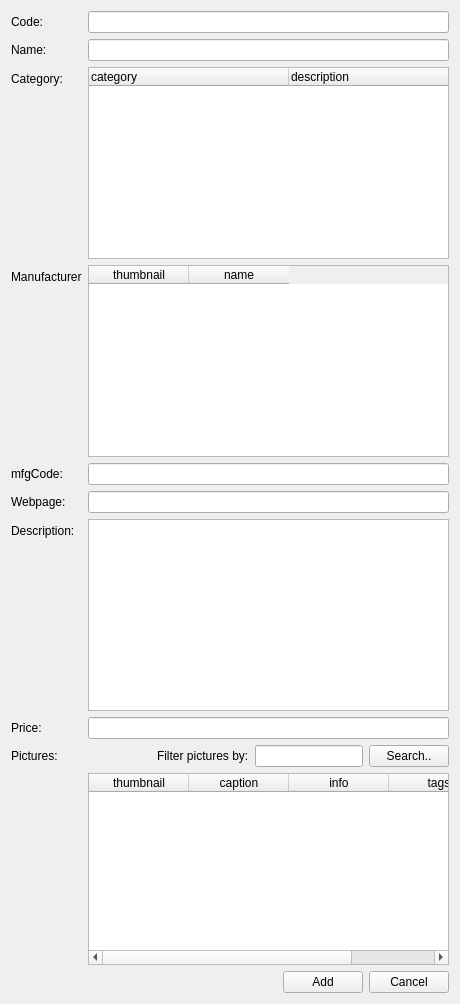
Above: qt/apps/configurator/forms/component_add.ui from Wolframe/qtClient before the change. Below: the same form after it.
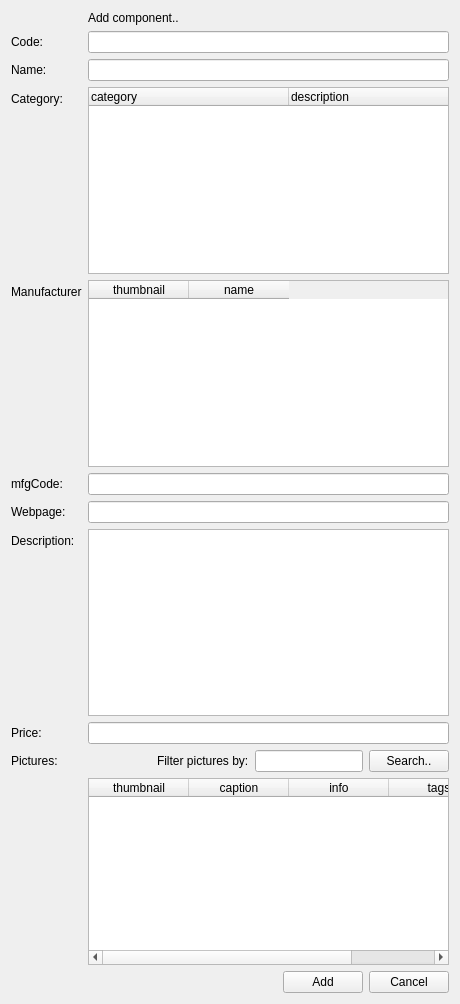
That is the form after the change. Icons and pictures are not drawn.

```diff
--- a/qt/apps/configurator/forms/component_add.ui
+++ b/qt/apps/configurator/forms/component_add.ui
@@ -17,7 +17,7 @@
    <property name="fieldGrowthPolicy">
     <enum>QFormLayout::AllNonFixedFieldsGrow</enum>
    </property>
-   <item row="0" column="0">
+   <item row="1" column="0">
     <widget class="QLabel" name="label_code">
      <property name="text">
       <string>Code:</string>
@@ -27,14 +27,14 @@
      </property>
     </widget>
    </item>
-   <item row="0" column="1">
+   <item row="1" column="1">
     <widget class="QLineEdit" name="code">
      <property name="initialFocus" stdset="0">
       <bool>true</bool>
      </property>
     </widget>
    </item>
-   <item row="1" column="0">
+   <item row="2" column="0">
     <widget class="QLabel" name="label_name">
      <property name="text">
       <string>Name:</string>
@@ -44,10 +44,10 @@
      </property>
     </widget>
    </item>
-   <item row="1" column="1">
+   <item row="2" column="1">
     <widget class="QLineEdit" name="name"/>
    </item>
-   <item row="2" column="0">
+   <item row="3" column="0">
     <widget class="QLabel" name="label_category">
      <property name="text">
       <string>Category:</string>
@@ -57,7 +57,7 @@
      </property>
     </widget>
    </item>
-   <item row="2" column="1">
+   <item row="3" column="1">
     <widget class="QTreeWidget" name="category">
      <property name="selectionMode">
       <enum>QAbstractItemView::SingleSelection</enum>
@@ -89,7 +89,7 @@
      </column>
     </widget>
    </item>
-   <item row="3" column="0">
+   <item row="4" column="0">
     <widget class="QLabel" name="label_manufacturer">
      <property name="text">
       <string>Manufacturer</string>
@@ -99,7 +99,7 @@
      </property>
     </widget>
    </item>
-   <item row="3" column="1">
+   <item row="4" column="1">
     <widget class="QTableWidget" name="manufacturer">
      <property name="horizontalScrollBarPolicy">
       <enum>Qt::ScrollBarAsNeeded</enum>
@@ -146,7 +146,7 @@
      </column>
     </widget>
    </item>
-   <item row="4" column="0">
+   <item row="5" column="0">
     <widget class="QLabel" name="label_mfgCode">
      <property name="text">
       <string>mfgCode:</string>
@@ -156,10 +156,10 @@
      </property>
     </widget>
    </item>
-   <item row="4" column="1">
+   <item row="5" column="1">
     <widget class="QLineEdit" name="mfgCode"/>
    </item>
-   <item row="5" column="0">
+   <item row="6" column="0">
     <widget class="QLabel" name="label_description">
      <property name="text">
       <string>Webpage:</string>
@@ -169,10 +169,10 @@
      </property>
     </widget>
    </item>
-   <item row="5" column="1">
+   <item row="6" column="1">
     <widget class="QLineEdit" name="webPage"/>
    </item>
-   <item row="11" column="1">
+   <item row="12" column="1">
     <layout class="QHBoxLayout" name="horizontalLayout">
      <item>
       <spacer name="horizontalSpacer">
@@ -218,27 +218,27 @@
      </item>
     </layout>
    </item>
-   <item row="7" column="0">
+   <item row="8" column="0">
     <widget class="QLabel" name="label_description_2">
      <property name="text">
       <string>Description:</string>
      </property>
     </widget>
    </item>
-   <item row="8" column="1">
+   <item row="9" column="1">
     <widget class="QLineEdit" name="price"/>
    </item>
-   <item row="8" column="0">
+   <item row="9" column="0">
     <widget class="QLabel" name="label_price">
      <property name="text">
       <string>Price:</string>
      </property>
     </widget>
    </item>
-   <item row="7" column="1">
+   <item row="8" column="1">
     <widget class="QPlainTextEdit" name="description"/>
    </item>
-   <item row="10" column="1">
+   <item row="11" column="1">
     <widget class="QTableWidget" name="picture">
      <property name="horizontalScrollBarPolicy">
       <enum>Qt::ScrollBarAsNeeded</enum>
@@ -298,7 +298,7 @@
      </column>
     </widget>
    </item>
-   <item row="9" column="1">
+   <item row="10" column="1">
     <layout class="QHBoxLayout" name="horizontalLayout_2">
      <item>
       <spacer name="horizontalSpacer_3">
@@ -338,13 +338,30 @@
      </item>
     </layout>
    </item>
-   <item row="9" column="0">
+   <item row="10" column="0">
     <widget class="QLabel" name="label">
      <property name="text">
       <string>Pictures:</string>
      </property>
     </widget>
    </item>
+   <item row="0" column="0">
+    <widget class="QLabel" name="label_2">
+     <property name="text">
+      <string/>
+     </property>
+     <property name="pixmap">
+      <pixmap resource="../resources/configurator.qrc">:/images/brick_add.png</pixmap>
+     </property>
+    </widget>
+   </item>
+   <item row="0" column="1">
+    <widget class="QLabel" name="label_4">
+     <property name="text">
+      <string>Add component..</string>
+     </property>
+    </widget>
+   </item>
   </layout>
  </widget>
  <tabstops>
```
Left out of the diff: 4 changed lines with no effect on the pictures.
